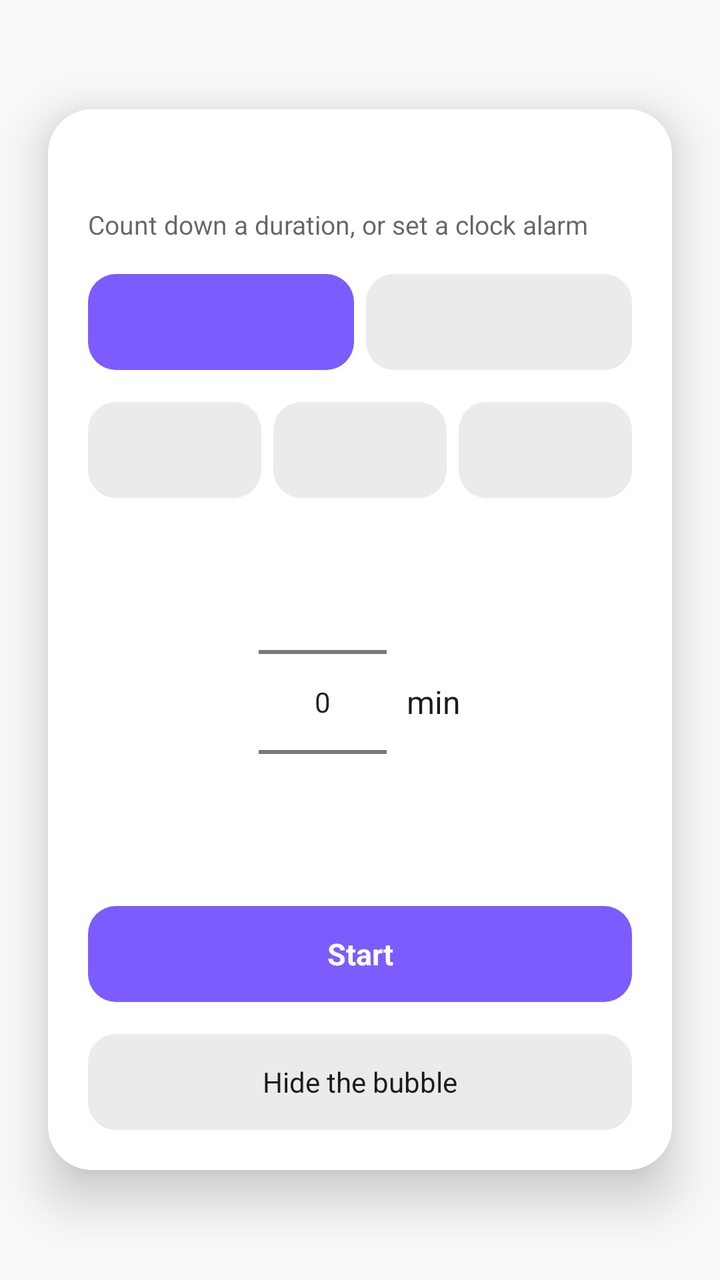
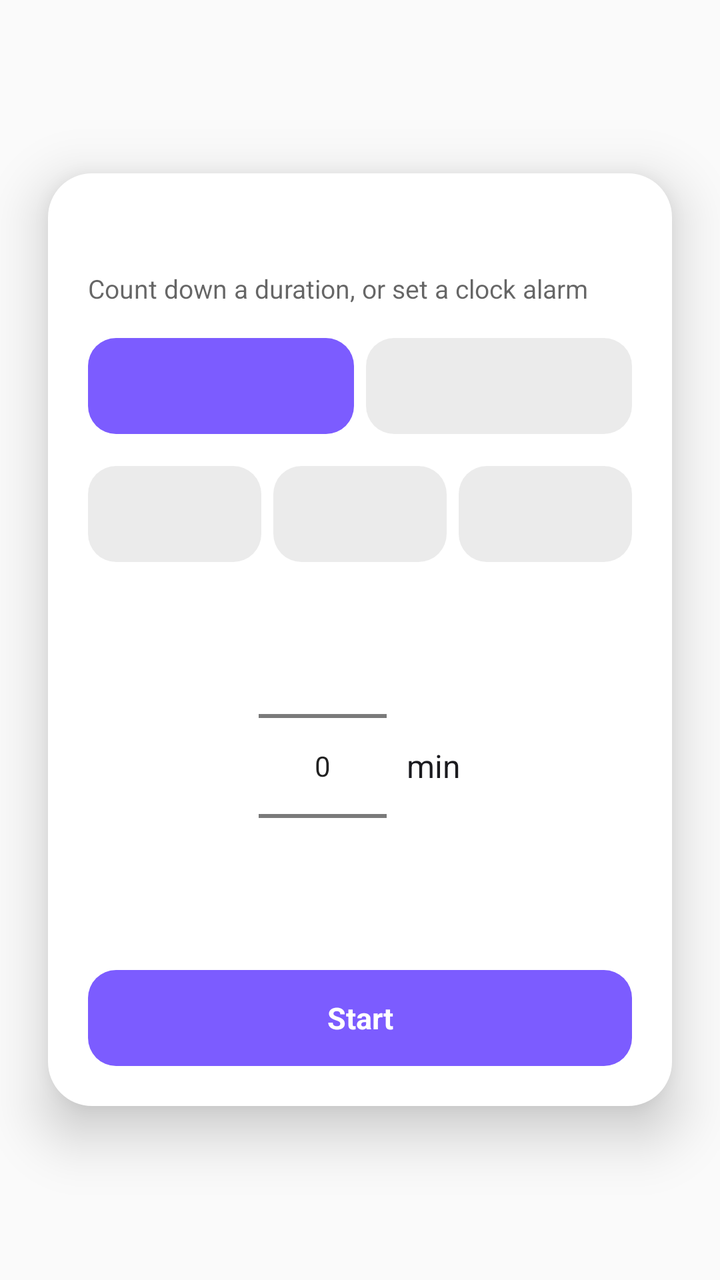

Before-and-after screenshots of an Android layout around one commit, followed by the original layout XML and the change that was made.
<!-- AndroidManifest.xml: application theme Theme.Pause -->
<!-- res/layout/timer_picker.xml -->
<?xml version="1.0" encoding="utf-8"?>
<FrameLayout xmlns:android="http://schemas.android.com/apk/res/android"
    android:id="@+id/picker_root"
    android:layout_width="match_parent"
    android:layout_height="match_parent">

    <LinearLayout
        android:id="@+id/picker_card"
        android:layout_width="match_parent"
        android:layout_height="wrap_content"
        android:layout_gravity="center"
        android:layout_margin="24dp"
        android:background="@drawable/picker_card_bg"
        android:clickable="true"
        android:elevation="16dp"
        android:focusable="true"
        android:orientation="vertical"
        android:padding="20dp">

        <TextView
            android:id="@+id/picker_title"
            android:layout_width="wrap_content"
            android:layout_height="wrap_content"
            android:textColor="@color/overlay_on_scrim"
            android:textSize="19sp"
            android:textStyle="bold" />

        
        <LinearLayout
            android:id="@+id/section_active"
            android:layout_width="match_parent"
            android:layout_height="wrap_content"
            android:gravity="center_horizontal"
            android:orientation="vertical"
            android:paddingTop="10dp"
            android:visibility="gone">

            <TextView
                android:id="@+id/active_remaining_label"
                android:layout_width="wrap_content"
                android:layout_height="wrap_content"
                android:text="@string/picker_remaining_label"
                android:textColor="@color/overlay_on_scrim_secondary"
                android:textSize="13sp" />

            <TextView
                android:id="@+id/active_remaining"
                android:layout_width="wrap_content"
                android:layout_height="wrap_content"
                android:paddingTop="2dp"
                android:paddingBottom="14dp"
                android:textColor="@color/overlay_on_scrim"
                android:textSize="40sp"
                android:textStyle="bold" />

            <LinearLayout
                android:layout_width="match_parent"
                android:layout_height="wrap_content"
                android:gravity="center_vertical"
                android:orientation="horizontal"
                android:paddingBottom="8dp">

                <TextView
                    android:layout_width="0dp"
                    android:layout_height="wrap_content"
                    android:layout_weight="1"
                    android:text="@string/picker_show_countdown"
                    android:textColor="@color/overlay_on_scrim"
                    android:textSize="14sp" />

                <Switch
                    android:id="@+id/show_countdown_switch"
                    android:layout_width="wrap_content"
                    android:layout_height="wrap_content" />
            </LinearLayout>

            <TextView
                android:id="@+id/btn_cancel"
                android:layout_width="match_parent"
                android:layout_height="48dp"
                android:background="@drawable/chip_bg"
                android:clickable="true"
                android:focusable="true"
                android:gravity="center"
                android:text="@string/picker_cancel"
                android:textColor="@color/overlay_danger"
                android:textSize="15sp"
                android:textStyle="bold" />
        </LinearLayout>

        
        <LinearLayout
            android:id="@+id/section_setup"
            android:layout_width="match_parent"
            android:layout_height="wrap_content"
            android:orientation="vertical">

            <TextView
                android:layout_width="wrap_content"
                android:layout_height="wrap_content"
                android:paddingTop="3dp"
                android:paddingBottom="16dp"
                android:text="@string/picker_subtitle"
                android:textColor="@color/overlay_on_scrim_secondary"
                android:textSize="13sp" />

            <LinearLayout
                android:layout_width="match_parent"
                android:layout_height="wrap_content"
                android:layout_marginBottom="16dp"
                android:orientation="horizontal">

                <TextView
                    android:id="@+id/tab_duration"
                    android:layout_width="0dp"
                    android:layout_height="48dp"
                    android:layout_marginEnd="6dp"
                    android:layout_weight="1"
                    android:background="@drawable/chip_accent_bg"
                    android:clickable="true"
                    android:focusable="true"
                    android:gravity="center"
                    android:textColor="#FFFFFFFF"
                    android:textSize="14sp"
                    android:textStyle="bold" />

                <TextView
                    android:id="@+id/tab_alarm"
                    android:layout_width="0dp"
                    android:layout_height="48dp"
                    android:layout_weight="1"
                    android:background="@drawable/chip_bg"
                    android:clickable="true"
                    android:focusable="true"
                    android:gravity="center"
                    android:textColor="#FFFFFFFF"
                    android:textSize="14sp"
                    android:textStyle="bold" />
            </LinearLayout>

            <LinearLayout
                android:id="@+id/section_duration"
                android:layout_width="match_parent"
                android:layout_height="wrap_content"
                android:orientation="vertical">

                <LinearLayout
                    android:layout_width="match_parent"
                    android:layout_height="wrap_content"
                    android:orientation="horizontal">

                    <TextView
                        android:id="@+id/chip_5"
                        android:layout_width="0dp"
                        android:layout_height="48dp"
                        android:layout_marginEnd="6dp"
                        android:layout_weight="1"
                        android:background="@drawable/chip_bg"
                        android:clickable="true"
                        android:focusable="true"
                        android:gravity="center"
                        android:textColor="@color/overlay_on_chip"
                        android:textSize="16sp" />

                    <TextView
                        android:id="@+id/chip_10"
                        android:layout_width="0dp"
                        android:layout_height="48dp"
                        android:layout_marginEnd="6dp"
                        android:layout_weight="1"
                        android:background="@drawable/chip_bg"
                        android:clickable="true"
                        android:focusable="true"
                        android:gravity="center"
                        android:textColor="@color/overlay_on_chip"
                        android:textSize="16sp" />

                    <TextView
                        android:id="@+id/chip_15"
                        android:layout_width="0dp"
                        android:layout_height="48dp"
                        android:layout_weight="1"
                        android:background="@drawable/chip_bg"
                        android:clickable="true"
                        android:focusable="true"
                        android:gravity="center"
                        android:textColor="@color/overlay_on_chip"
                        android:textSize="16sp" />
                </LinearLayout>

                <LinearLayout
                    android:layout_width="match_parent"
                    android:layout_height="wrap_content"
                    android:gravity="center"
                    android:orientation="horizontal"
                    android:paddingTop="12dp">

                    <NumberPicker
                        android:id="@+id/custom_wheel"
                        android:layout_width="wrap_content"
                        android:layout_height="wrap_content" />

                    <TextView
                        android:id="@+id/minutes_label"
                        android:layout_width="wrap_content"
                        android:layout_height="wrap_content"
                        android:layout_marginStart="10dp"
                        android:text="@string/picker_minutes_label"
                        android:textColor="@color/overlay_on_scrim"
                        android:textSize="16sp" />
                </LinearLayout>

                <TextView
                    android:id="@+id/btn_start_duration"
                    android:layout_width="match_parent"
                    android:layout_height="48dp"
                    android:layout_marginTop="12dp"
                    android:background="@drawable/chip_accent_bg"
                    android:clickable="true"
                    android:focusable="true"
                    android:gravity="center"
                    android:text="@string/picker_custom_start"
                    android:textColor="#FFFFFFFF"
                    android:textSize="15sp"
                    android:textStyle="bold" />
            </LinearLayout>

            <LinearLayout
                android:id="@+id/section_alarm"
                android:layout_width="match_parent"
                android:layout_height="wrap_content"
                android:orientation="vertical"
                android:visibility="gone">

                <TimePicker
                    android:id="@+id/time_picker"
                    android:layout_width="wrap_content"
                    android:layout_height="wrap_content"
                    android:layout_gravity="center_horizontal"
                    android:timePickerMode="spinner" />

                <TextView
                    android:id="@+id/btn_start_alarm"
                    android:layout_width="match_parent"
                    android:layout_height="48dp"
                    android:layout_marginTop="8dp"
                    android:background="@drawable/chip_accent_bg"
                    android:clickable="true"
                    android:focusable="true"
                    android:gravity="center"
                    android:text="@string/picker_set_alarm"
                    android:textColor="#FFFFFFFF"
                    android:textSize="15sp"
                    android:textStyle="bold" />
            </LinearLayout>

            <TextView
                android:id="@+id/btn_stop_overlay"
                android:layout_width="match_parent"
                android:layout_height="48dp"
                android:layout_marginTop="16dp"
                android:background="@drawable/chip_bg"
                android:clickable="true"
                android:focusable="true"
                android:gravity="center"
                android:text="@string/picker_stop_overlay"
                android:textColor="@color/overlay_on_chip"
                android:textSize="14sp" />
        </LinearLayout>
    </LinearLayout>
</FrameLayout>
<!-- resources referenced by this layout -->
<resources>
  <color name="overlay_danger">#FFC62828</color>
  <color name="overlay_on_chip">#FF1B1B1F</color>
  <color name="overlay_on_scrim">#FF1B1B1F</color>
  <color name="overlay_on_scrim_secondary">#99000000</color>
  <!-- drawable chip_accent_bg (drawable) -->
  <?xml version="1.0" encoding="utf-8"?>
  <shape xmlns:android="http://schemas.android.com/apk/res/android"
      android:shape="rectangle">
      <solid android:color="#FF7C5CFF" />
      <corners android:radius="14dp" />
  </shape>
  <!-- drawable chip_bg (drawable) -->
  <?xml version="1.0" encoding="utf-8"?>
  <shape xmlns:android="http://schemas.android.com/apk/res/android"
      android:shape="rectangle">
      <solid android:color="@color/overlay_chip" />
      <corners android:radius="14dp" />
  </shape>
  <!-- drawable picker_card_bg (drawable) -->
  <?xml version="1.0" encoding="utf-8"?>
  <shape xmlns:android="http://schemas.android.com/apk/res/android"
      android:shape="rectangle">
      <solid android:color="@color/overlay_card" />
      <corners android:radius="22dp" />
  </shape>
  <string name="picker_cancel">Cancel timer</string>
  <string name="picker_custom_start">Start</string>
  <string name="picker_minutes_label">min</string>
  <string name="picker_remaining_label">Time remaining</string>
  <string name="picker_set_alarm">Set alarm</string>
  <string name="picker_show_countdown">Show countdown</string>
  <string name="picker_stop_overlay">Hide the bubble</string>
  <string name="picker_subtitle">Count down a duration, or set a clock alarm</string>
  <style name="Theme.Pause" parent="Theme.AppCompat.Light.NoActionBar" />
  <color name="overlay_chip">#14000000</color>
  <color name="overlay_card">#FFFFFFFF</color>
</resources>

<!-- the commit's change to res/layout/timer_picker.xml (unified diff, before → after) -->
@@ -253,19 +253,6 @@
                     android:textSize="15sp"
                     android:textStyle="bold" />
             </LinearLayout>
-
-            <TextView
-                android:id="@+id/btn_stop_overlay"
-                android:layout_width="match_parent"
-                android:layout_height="48dp"
-                android:layout_marginTop="16dp"
-                android:background="@drawable/chip_bg"
-                android:clickable="true"
-                android:focusable="true"
-                android:gravity="center"
-                android:text="@string/picker_stop_overlay"
-                android:textColor="@color/overlay_on_chip"
-                android:textSize="14sp" />
         </LinearLayout>
     </LinearLayout>
 </FrameLayout>
<!-- resource entries referenced after the edit -->
@@ -31,7 +31,6 @@
   <string name="picker_remaining_label">Time remaining</string>
   <string name="picker_set_alarm">Set alarm</string>
   <string name="picker_show_countdown">Show countdown</string>
-  <string name="picker_stop_overlay">Hide the bubble</string>
   <string name="picker_subtitle">Count down a duration, or set a clock alarm</string>
   <style name="Theme.Pause" parent="Theme.AppCompat.Light.NoActionBar" />
   <color name="overlay_chip">#14000000</color>
